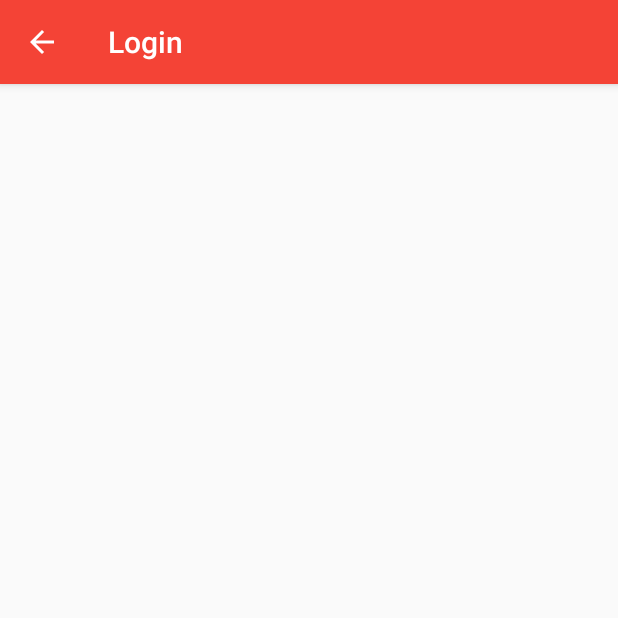
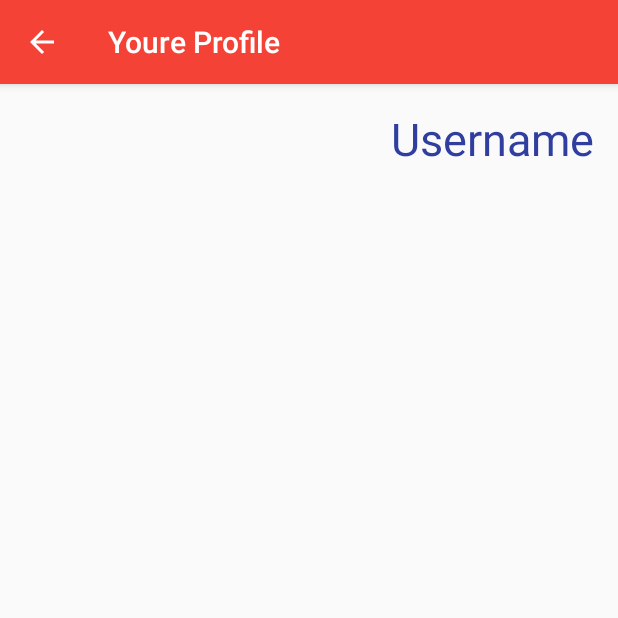
Before and after one commit to semmiverian/androidSkripsi, an Android app: the ProfileActivity screen opened directly, with no data from a screen before it, on a phone screen of 412 x 824 dp, the top half of it. Run offline under Robolectric (Android 15) with nearby library versions, the phone set to English and light mode, and no system bars.

Commit message:
User Profile First Step

```diff
--- a/app/src/main/AndroidManifest.xml
+++ b/app/src/main/AndroidManifest.xml
@@ -62,6 +62,7 @@
         <activity android:name=".activity.ProfileActivity"
             android:theme="@style/RegisterTheme"
             android:parentActivityName=".MainActivity"
+            android:label="@string/profile"
             >
             <meta-data
                 android:name="android.support.PARENT_ACTIVITY"
--- /dev/null
+++ b/app/src/main/java/com/skripsi/semmi/restget3/Fragment/UserProfileFragment.java
@@ -0,0 +1,36 @@
+package com.skripsi.semmi.restget3.Fragment;
+
+import android.content.Context;
+import android.content.SharedPreferences;
+import android.os.Bundle;
+import android.support.annotation.Nullable;
+import android.support.v4.app.Fragment;
+import android.view.LayoutInflater;
+import android.view.View;
+import android.view.ViewGroup;
+import android.widget.TextView;
+
+import com.skripsi.semmi.restget3.R;
+
+/**
+ * Created by semmi on 21/10/2015.
+ */
+public class UserProfileFragment extends Fragment {
+    private TextView mUsername;
+    private TextView mStatus;
+    public static UserProfileFragment getInstance(){
+        UserProfileFragment fragment=new UserProfileFragment();
+        return fragment;
+    }
+
+    @Nullable
+    @Override
+    public View onCreateView(LayoutInflater inflater, ViewGroup container, Bundle savedInstanceState) {
+        View view=inflater.inflate(R.layout.user_profile_fragment,container,false);
+        mUsername= (TextView) view.findViewById(R.id.usernameProfile);
+        mStatus= (TextView) view.findViewById(R.id.usernameStatus);
+        SharedPreferences sharedPreferences = this.getActivity().getSharedPreferences("Session Check", Context.MODE_PRIVATE);
+        mUsername.setText(sharedPreferences.getString("usernameSession","Username" ));
+        return view;
+    }
+}
--- a/app/src/main/java/com/skripsi/semmi/restget3/activity/AroundMeActivity.java
+++ b/app/src/main/java/com/skripsi/semmi/restget3/activity/AroundMeActivity.java
@@ -6,6 +6,7 @@ import android.location.Location;
 
 import android.os.Bundle;
 import android.support.v4.app.FragmentActivity;
+import android.support.v7.app.AppCompatActivity;
 import android.util.Log;
 
 import com.google.android.gms.common.ConnectionResult;
@@ -39,7 +40,7 @@ import retrofit.client.Response;
 /**
  * Created by semmi on 19/10/2015.
  */
-public class AroundMeActivity extends FragmentActivity implements
+public class AroundMeActivity extends AppCompatActivity implements
         GoogleApiClient.ConnectionCallbacks,
         GoogleApiClient.OnConnectionFailedListener,
         LocationListener {
--- a/app/src/main/java/com/skripsi/semmi/restget3/activity/ProfileActivity.java
+++ b/app/src/main/java/com/skripsi/semmi/restget3/activity/ProfileActivity.java
@@ -1,22 +1,29 @@
 package com.skripsi.semmi.restget3.activity;
 
+import android.content.Context;
 import android.os.Bundle;
 import android.os.PersistableBundle;
 import android.support.v7.app.AppCompatActivity;
+
+import com.skripsi.semmi.restget3.Fragment.LoginFragment;
+import com.skripsi.semmi.restget3.Fragment.UserProfileFragment;
+import com.skripsi.semmi.restget3.R;
 
 /**
  * Created by semmi on 21/10/2015.
  */
 public class ProfileActivity extends AppCompatActivity {
-    public static final String  username="User";
+
 
     @Override
     public void onCreate(Bundle savedInstanceState) {
         super.onCreate(savedInstanceState);
-        if(getIntent()!= null && getIntent().getExtras()!=null){
-            if(getIntent().getExtras().containsKey(username)){
-                this.setTitle(getIntent().getExtras().getString(username));
-            }
-        }
+        setContentView(R.layout.activity_user_profile);
+        displayInitialFragment();
+    }
+
+    private void displayInitialFragment() {
+//        Default Fragment when user open the App
+        getSupportFragmentManager().beginTransaction().replace(R.id.container, UserProfileFragment.getInstance()).commit();
     }
 }
--- a/app/src/main/java/com/skripsi/semmi/restget3/activity/home_activity.java
+++ b/app/src/main/java/com/skripsi/semmi/restget3/activity/home_activity.java
@@ -52,11 +52,20 @@ public class home_activity extends AppCompatActivity implements View.OnClickList
             case R.id.action_logout:
                 logoutUser();
                 break;
+            case R.id.action_profile:
+                showUserProfile();
         }
         return super.onOptionsItemSelected(item);
     }
 
+    private void showUserProfile() {
+        // fungsi untuk melihat user profile
+        Intent intentProfile=new Intent(this,ProfileActivity.class);
+        startActivity(intentProfile);
+    }
+
     private void logoutUser() {
+        // Hilangkan session yang di simpern di mobile jadi harus login lagi kalau mau masuk ke app
         SharedPreferences sharedPreferences=getSharedPreferences("Session Check", Context.MODE_PRIVATE);
         SharedPreferences.Editor editor=sharedPreferences.edit();
         editor.remove("usernameSession");
@@ -67,6 +76,7 @@ public class home_activity extends AppCompatActivity implements View.OnClickList
 
     @Override
     public void onBackPressed() {
+        // fungsi ketika user ketik back maka akan ke home bukan balik ke tampilan login
         Intent a = new Intent(Intent.ACTION_MAIN);
         a.addCategory(Intent.CATEGORY_HOME);
         a.setFlags(Intent.FLAG_ACTIVITY_NEW_TASK);
--- /dev/null
+++ b/app/src/main/res/layout/activity_user_profile.xml
@@ -0,0 +1,11 @@
+<?xml version="1.0" encoding="utf-8"?>
+<RelativeLayout xmlns:android="http://schemas.android.com/apk/res/android"
+    xmlns:tools="http://schemas.android.com/tools" android:layout_width="match_parent"
+    android:layout_height="match_parent" android:paddingLeft="@dimen/activity_horizontal_margin"
+    android:paddingRight="@dimen/activity_horizontal_margin"
+    android:paddingTop="@dimen/activity_vertical_margin"
+    android:paddingBottom="@dimen/activity_vertical_margin" tools:context=".MainActivity">
+
+    <FrameLayout android:id="@+id/container" android:layout_width="match_parent"
+        android:clickable="true" android:layout_height="match_parent" />
+</RelativeLayout>
--- /dev/null
+++ b/app/src/main/res/layout/user_profile_fragment.xml
@@ -0,0 +1,25 @@
+<?xml version="1.0" encoding="utf-8"?>
+<RelativeLayout xmlns:android="http://schemas.android.com/apk/res/android"
+    android:orientation="vertical" android:layout_width="match_parent"
+    android:layout_height="match_parent">
+
+    <ImageView
+        android:id="@+id/UserProfileImage"
+        android:layout_width="64dp"
+        android:layout_height="64dp"
+        android:layout_alignParentLeft="true"
+        android:layout_alignParentStart="true"/>
+    <TextView
+        android:id="@+id/usernameProfile"
+        android:layout_width="wrap_content"
+        android:layout_height="wrap_content"
+        android:layout_alignParentRight="true"
+        android:layout_alignParentEnd="true"
+        android:textColor="@color/colorPrimaryDark"
+        android:textSize="30sp"/>
+    <TextView
+        android:id="@+id/usernameStatus"
+        android:layout_width="wrap_content"
+        android:layout_height="wrap_content"
+        android:layout_below="@+id/usernameProfile" />
+</RelativeLayout>
--- a/app/src/main/res/values/strings.xml
+++ b/app/src/main/res/values/strings.xml
@@ -15,4 +15,5 @@
     <string name="TOS">Our Term Of Services</string>
     <string name="profile_action">Profile</string>
     <string name="aroundme">Around Me</string>
+    <string name="profile">Youre Profile</string>
 </resources>
```
